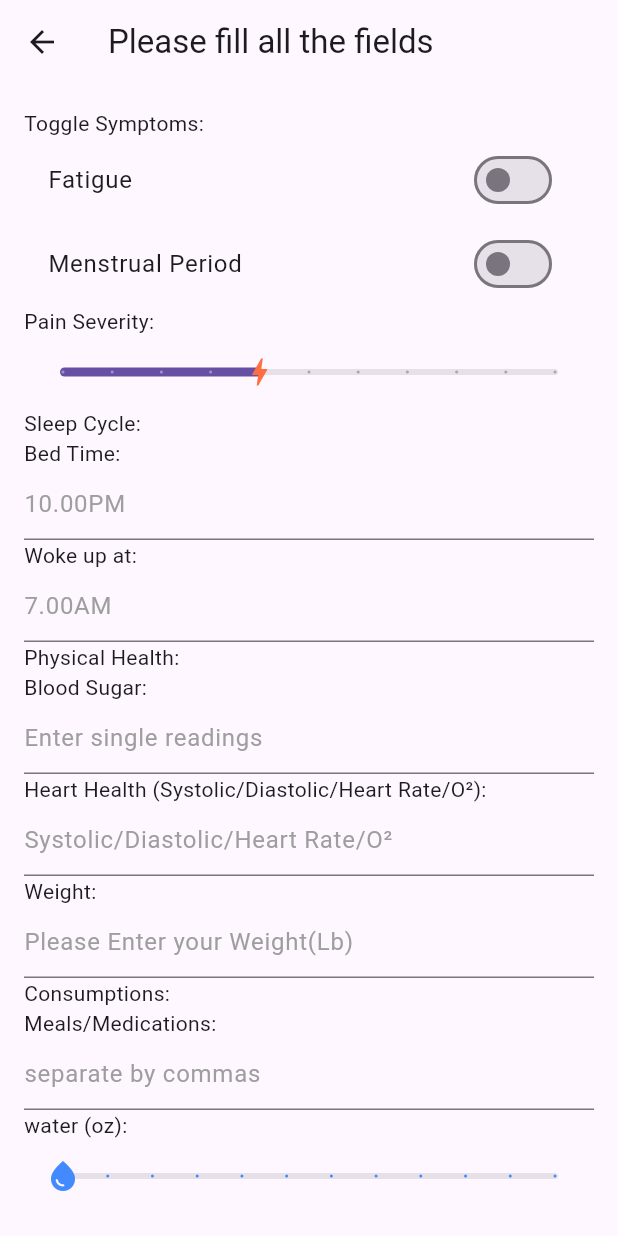
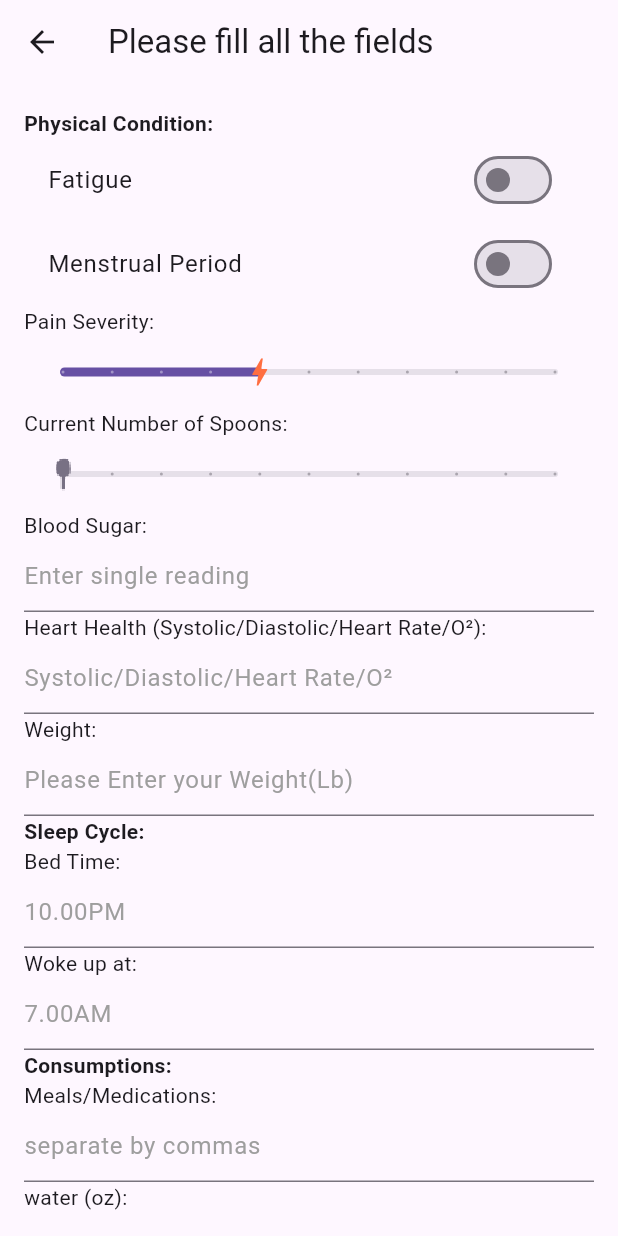
Before and after one commit to MrChido/MCTA.android, a Flutter app: the EntryScreen screen opened directly with empty values, on a phone screen of 412 x 824 dp. Run offline on Flutter 3.47's test engine with Material 3 defaults, Android fonts, the phone set to English and light mode, and no system bars; our stand-ins replace shared_preferences, sqflite; accounts and stored records are empty.

Commit message:
Implemented the spoon tracking ability

```diff
--- a/lib/entry_screen.dart
+++ b/lib/entry_screen.dart
@@ -1,5 +1,7 @@
 import 'package:flutter/material.dart';
-import 'package:spoonie/main.dart';
+import 'package:flutter/services.dart';
+import 'dart:ui' as ui;
+import 'main.dart';
 import 'services/database_helper.dart';
 import 'dart:convert';
 import 'package:shared_preferences/shared_preferences.dart';
@@ -8,7 +10,13 @@ import "Utilities/slumber_util.dart";
 class EntryScreen extends StatefulWidget {
   final int day;
   final Function(int) updateEntryCount;
-  const EntryScreen({required this.day, required this.updateEntryCount});
+  //final MedicationEntry ? existingEntry;
+  //final bool isEditing;
+  const EntryScreen({
+    super.key,
+    required this.day,
+    required this.updateEntryCount,
+  });
 
   @override
   _EntryScreenState createState() => _EntryScreenState();
@@ -35,7 +43,6 @@ class _BoltThumb extends SliderComponentShape {
   }) {
     final canvas = context.canvas;
     const iconSize = 24.0;
-
     final iconPainter = TextPainter(
       text: TextSpan(
         text: String.fromCharCode(Icons.bolt.codePoint),
@@ -51,6 +58,54 @@ class _BoltThumb extends SliderComponentShape {
 
     iconPainter.layout();
     iconPainter.paint(canvas, center - Offset(iconSize / 2, iconSize / 2));
+  }
+}
+
+class _SpoonThumb extends SliderComponentShape {
+  static ui.Image? _spoonImage;
+
+  _SpoonThumb() {
+    _loadSpoonImage();
+  }
+
+  Future<void> _loadSpoonImage() async {
+    if (_spoonImage == null) {
+      // Load the image from assets
+      ByteData data = await rootBundle.load('lib/assets/spoon24.png');
+      Uint8List bytes = data.buffer.asUint8List();
+      _spoonImage = await decodeImageFromList(bytes);
+    }
+  }
+
+  @override
+  Size getPreferredSize(bool isEnabled, bool isDiscrete) => Size(30, 30);
+
+  @override
+  void paint(
+    PaintingContext context,
+    Offset center, {
+    required Animation<double> activationAnimation,
+    required Animation<double> enableAnimation,
+    required bool isDiscrete,
+    required TextPainter labelPainter,
+    required RenderBox parentBox,
+    required SliderThemeData sliderTheme,
+    required TextDirection textDirection,
+    required double value,
+    required double textScaleFactor,
+    required Size sizeWithOverflow,
+  }) {
+    final canvas = context.canvas;
+    const iconSize = 24.0;
+
+    if (_spoonImage != null) {
+      // Draw the spoon image at the exact same position as the previous icon
+      canvas.drawImage(
+        _spoonImage!,
+        center - Offset(iconSize / 2, iconSize / 2),
+        Paint(),
+      );
+    }
   }
 }
 
@@ -95,6 +150,13 @@ class _WaterDropThumb extends SliderComponentShape {
 }
 
 class _EntryScreenState extends State<EntryScreen> {
+  @override
+  void initState() {
+    super.initState();
+    // Preload the spoon image
+    _SpoonThumb()._loadSpoonImage();
+  }
+
   bool fatigue = false;
   int severity = 4;
   final TextEditingController _bsugarsController = TextEditingController();
@@ -109,6 +171,7 @@ class _EntryScreenState extends State<EntryScreen> {
   final TextEditingController _hHealthController = TextEditingController();
   final TextEditingController _weightController = TextEditingController();
   bool mperiod = false;
+  int spoonCount = 0;
 
   String convertToMilitaryTime(String timeInput) {
     timeInput = timeInput.trim().toLowerCase(); //normalize the case usage
@@ -148,6 +211,7 @@ class _EntryScreenState extends State<EntryScreen> {
     prefs.setBool('fatigue_draft', fatigue);
     prefs.setInt('water_draft', water);
     prefs.setBool('mperiod_draft', mperiod);
+    prefs.setInt('spoonCount_draft', spoonCount);
   }
 
   int getSleepTimeValue() {
@@ -181,7 +245,10 @@ class _EntryScreenState extends State<EntryScreen> {
         padding: const EdgeInsets.all(16),
         child: ListView(
           children: [
-            Text('Toggle Symptoms:'),
+            Text(
+              'Physical Condition:',
+              style: TextStyle(fontWeight: FontWeight.bold),
+            ),
             SwitchListTile(
               title: Text('Fatigue'),
               value: fatigue,
@@ -219,28 +286,32 @@ class _EntryScreenState extends State<EntryScreen> {
                 },
               ),
             ),
-            Text('Sleep Cycle:'),
-            Text('Bed Time:'),
-            TextField(
-                controller: _sleepTimeController,
-                style: TextStyle(color: Colors.black),
-                decoration: InputDecoration(
-                    hintText: '10.00PM',
-                    hintStyle: TextStyle(color: Colors.grey))),
-            Text('Woke up at:'),
-            TextField(
-                controller: _wakeTimeController,
-                style: TextStyle(color: Colors.black),
-                decoration: InputDecoration(
-                    hintText: '7.00AM',
-                    hintStyle: TextStyle(color: Colors.grey))),
-            Text('Physical Health:'),
+            Text('Current Number of Spoons:'),
+            SliderTheme(
+              data: SliderTheme.of(context).copyWith(
+                thumbShape: _SpoonThumb(),
+                thumbColor: Colors.blueAccent,
+              ),
+              child: Slider(
+                value: spoonCount.toDouble(),
+                min: 0,
+                max: 10,
+                divisions: 10,
+                label: "$spoonCount spoons",
+                onChanged: (double newValue) {
+                  setState(() {
+                    spoonCount = newValue.toInt();
+                  });
+                },
+              ),
+            ),
+
             Text('Blood Sugar:'),
             TextField(
                 controller: _bsugarsController,
                 style: TextStyle(color: Colors.black), //tracks the input
                 decoration: InputDecoration(
-                    hintText: "Enter single readings",
+                    hintText: "Enter single reading",
                     hintStyle: TextStyle(color: Colors.grey))),
             Text('Heart Health (Systolic/Diastolic/Heart Rate/O²):'),
             TextField(
@@ -258,7 +329,28 @@ class _EntryScreenState extends State<EntryScreen> {
                   hintText: "Please Enter your Weight(Lb)",
                   hintStyle: TextStyle(color: Colors.grey)),
             ),
-            Text('Consumptions:'),
+            Text(
+              'Sleep Cycle:',
+              style: TextStyle(fontWeight: FontWeight.bold),
+            ),
+            Text('Bed Time:'),
+            TextField(
+                controller: _sleepTimeController,
+                style: TextStyle(color: Colors.black),
+                decoration: InputDecoration(
+                    hintText: '10.00PM',
+                    hintStyle: TextStyle(color: Colors.grey))),
+            Text('Woke up at:'),
+            TextField(
+                controller: _wakeTimeController,
+                style: TextStyle(color: Colors.black),
+                decoration: InputDecoration(
+                    hintText: '7.00AM',
+                    hintStyle: TextStyle(color: Colors.grey))),
+            Text(
+              'Consumptions:',
+              style: TextStyle(fontWeight: FontWeight.bold),
+            ),
             Text('Meals/Medications:'),
             TextField(
               controller: _mnmController,
@@ -289,7 +381,10 @@ class _EntryScreenState extends State<EntryScreen> {
                 },
               ),
             ),
-            Text('Internal & External factors:'),
+            Text(
+              'Internal & External factors:',
+              style: TextStyle(fontWeight: FontWeight.bold),
+            ),
             Text('Activities:'),
             TextField(
               controller: _activitiesController,
@@ -347,16 +442,6 @@ class _EntryScreenState extends State<EntryScreen> {
                   double weight =
                       double.tryParse(_weightController.text) ?? 0.0;
 
-                  final now = DateTime.now();
-                  // Create a DateTime that combines the selected date with the current time
-                  final selectedDateTime = DateTime(
-                    now.year,
-                    now.month,
-                    widget.day,
-                    now.hour,
-                    now.minute,
-                    now.second,
-                  );
                   print(
                       "Saving entry with timestamp for selected date (day ${widget.day})");
                   await DatabaseHelper().insertEntry(
@@ -372,7 +457,8 @@ class _EntryScreenState extends State<EntryScreen> {
                       water.round(),
                       hHealth,
                       weight,
-                      mperiod);
+                      mperiod,
+                      spoonCount);
                   print("mnm before inserting: $mnmInput");
                   print("activities before inserting: $activitiesInput");
 
```
Also changed, not shown: lib/main.dart (+24 -10 lines), lib/services/database_helper.dart (+5 -2 lines), pubspec.yaml (+5 -7 lines), lib/assets/spoon.png (added), lib/assets/spoon24.png (added), lib/assets/spoon48.png (added), lib/assets/spoon96.png (added), pubspec.lock, 3 other files.
